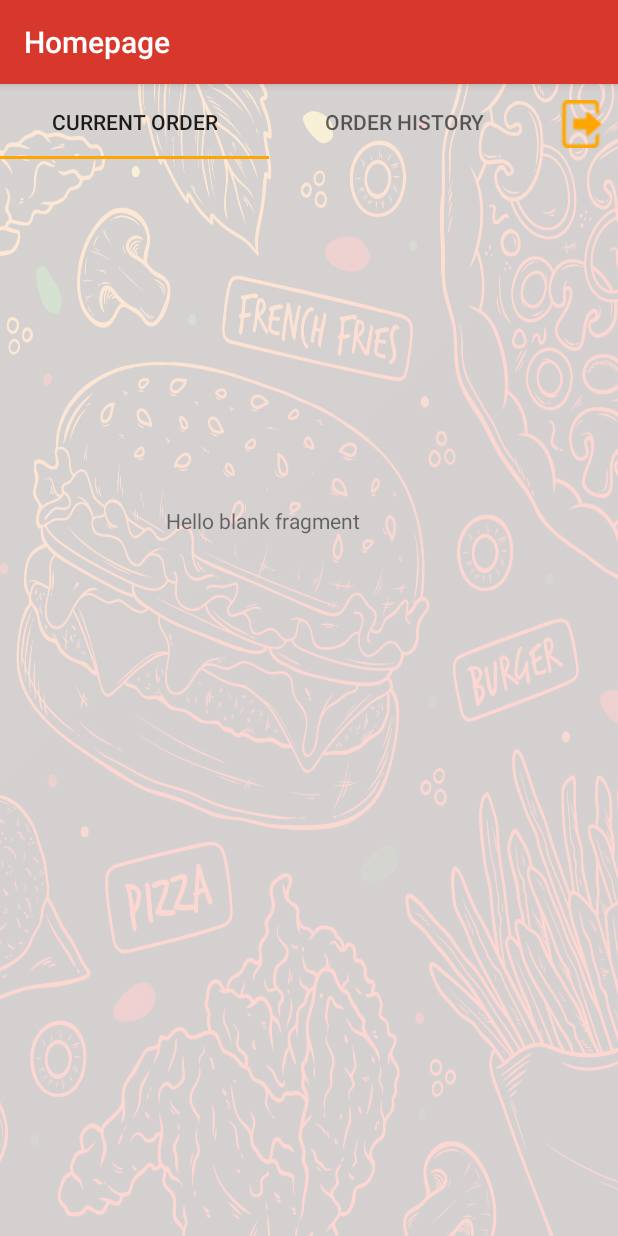
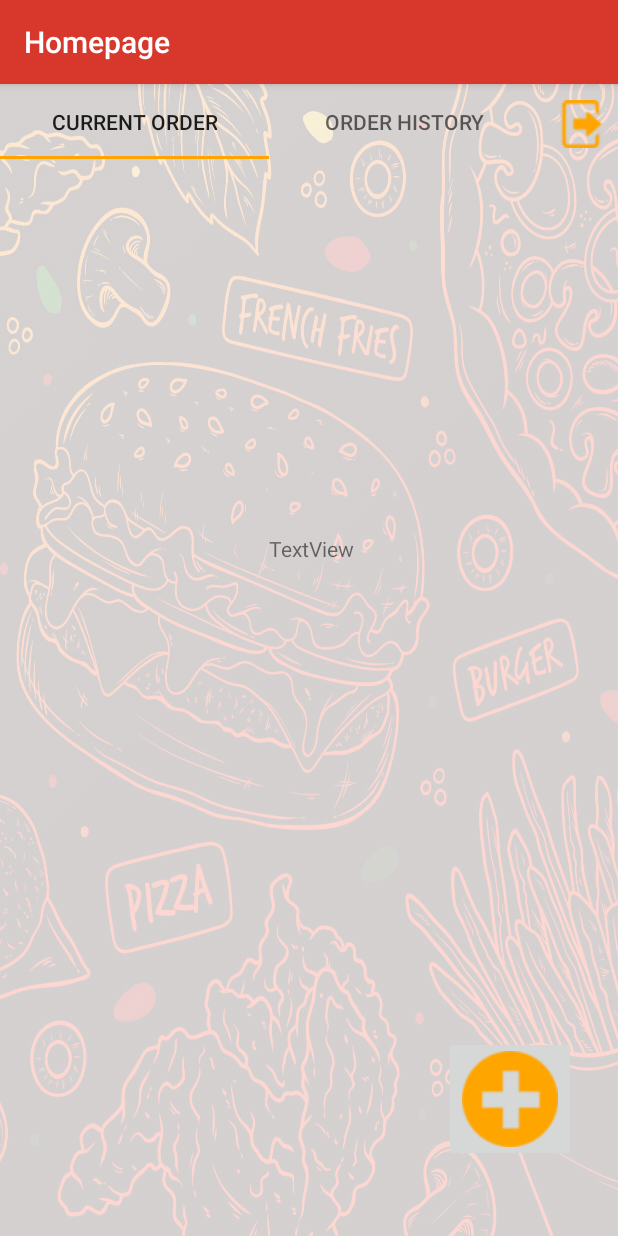
Before and after one commit to vleft02/Restaurant-Application, an Android app: the CustomerHomePageActivity screen opened directly, with no data from a screen before it, on a phone screen of 412 x 824 dp. Run offline under Robolectric (Android 15) with nearby library versions, the phone set to English and light mode, and no system bars.

Commit message:
small changes + removed time from order

```diff
--- a/app/src/main/AndroidManifest.xml
+++ b/app/src/main/AndroidManifest.xml
@@ -12,6 +12,7 @@
         tools:targetApi="31">
         <activity
             android:name="gr.aueb.softeng.view.Owner.HomePage.OwnerHomePageActivity"
+            android:label="@string/Homepage"
             android:exported="false" />
         <activity
             android:name="gr.aueb.softeng.view.SignUp.SignUpOwner.SignUpOwnerActivity"
--- a/app/src/main/java/gr/aueb/softeng/domain/Order.java
+++ b/app/src/main/java/gr/aueb/softeng/domain/Order.java
@@ -1,13 +1,13 @@
 package gr.aueb.softeng.domain;
 
 import java.sql.Date;
+import java.time.LocalDate;
 import java.util.ArrayList;
 import java.util.NoSuchElementException;
 
 public class Order {
     public enum State {RECEIVED, PREPARING, COMPLETED, CANCELLED} // Enum for the number of states an order might have
     private final int tableNumber;
-    private final String time;
     private final Date date;
     private boolean isPaid = false; // is True when the order has been paid
     private final Customer customer; // final because no matter what the customer of the order cannot change
@@ -15,10 +15,9 @@ public class Order {
 
     private ArrayList<OrderLine> orderLines; // The total number of order Lines that consist the order
 
-    public Order(int tableNumber,String time, Date date, Customer customer) {
+    public Order(int tableNumber, Date date, Customer customer) {
         this.customer = customer;
         this.tableNumber = tableNumber;
-        this.time = time;
         this.date = date;
         this.orderLines = new ArrayList<OrderLine>();
     }
@@ -45,7 +44,6 @@ public class Order {
         }
         return total;
     }
-    public String getTime() {return this.time;}
     public Date getDate() {return this.date;}
     public boolean isPaid() {return this.isPaid;}
 
--- a/app/src/main/java/gr/aueb/softeng/view/Customer/HomePage/CustomerHomePageActivity.java
+++ b/app/src/main/java/gr/aueb/softeng/view/Customer/HomePage/CustomerHomePageActivity.java
@@ -18,16 +18,18 @@ public class CustomerHomePageActivity extends AppCompatActivity implements Custo
         chooseLayout();
         setContentView(R.layout.activity_customer_hompepage);
 
+        CustomerHomepagePresenter presenter = new CustomerHomepagePresenter();
+
         //tabbed Layout initialization
-        TabLayout tabLayout = findViewById(R.id.CustomerHomePageTabLayout);
+        TabLayout tabLayout = findViewById(R.id.CustomerHomePageTabLayout);//tabs currentOrderTab and orderHistoryTab
         ViewPager2 viewPager2 = findViewById(R.id.CustomerHomePageViewPager);
-        viewPager2.setUserInputEnabled(false);
+        viewPager2.setUserInputEnabled(false);//No touch scrolling allowed
         CustomerHomePageViewPagerAdapter adapter = new CustomerHomePageViewPagerAdapter(this);
         viewPager2.setAdapter(adapter);
         tabLayout.addOnTabSelectedListener(new TabLayout.OnTabSelectedListener() {
             @Override
             public void onTabSelected(TabLayout.Tab tab) {
-                viewPager2.setCurrentItem(tab.getPosition());
+                viewPager2.setCurrentItem(tab.getPosition());//the appropriate tab is set when selected
             }
 
             @Override
@@ -42,8 +44,6 @@ public class CustomerHomePageActivity extends AppCompatActivity implements Custo
         });
 
 
-        final CustomerHomepagePresenter presenter = new CustomerHomepagePresenter();
-
     }
 
     @Override
--- a/app/src/main/java/gr/aueb/softeng/view/Customer/HomePage/CustomerHomePageViewPagerAdapter.java
+++ b/app/src/main/java/gr/aueb/softeng/view/Customer/HomePage/CustomerHomePageViewPagerAdapter.java
@@ -12,7 +12,7 @@ public class CustomerHomePageViewPagerAdapter extends FragmentStateAdapter {
 
     @NonNull
     @Override
-    public Fragment createFragment(int position) {
+    public Fragment createFragment(int position) {//The tab which should be next is chosen
         switch(position) {
             case 0:
                 return new CurrentOrderPageFragment();
--- a/app/src/main/java/gr/aueb/softeng/view/SignUp/SignUpCustomer/SignUpCustomerPresenter.java
+++ b/app/src/main/java/gr/aueb/softeng/view/SignUp/SignUpCustomer/SignUpCustomerPresenter.java
@@ -39,7 +39,7 @@ public class SignUpCustomerPresenter {
             view.showErrorMessage("Σφάλμα!", "Ο κωδικός θα πρέπει να αποτελείται απο 8 ψηφία και πάνω.");
         }else if (details.get("cvv").length() < 3) {
             view.showErrorMessage("Σφάλμα!", "Συμπληρώστε έγκυρο cvv.");
-        }else if (userDAO.find(details.get("username"))!=null){ // there is already a user with the same username and password
+        }else if (userDAO.find(details.get("username"))!=null){ // there is already a user with the same username
             view.showErrorMessage("Σφάλμα!","Υπάρχει ήδη λογαριασμός με αυτο το username \n Συμπληρώστε νέα στοιχεία!" );
         }else{
             Customer customer= new Customer(details.get("username"),details.get("name"),details.get("surname"),details.get("telephone"),
--- a/app/src/main/res/layout/fragment_current_order.xml
+++ b/app/src/main/res/layout/fragment_current_order.xml
@@ -6,16 +6,36 @@
     android:layout_height="match_parent"
     tools:context="gr.aueb.softeng.view.Customer.HomePage.CurrentOrderPageFragment">
 
-    <!-- TODO: Update blank fragment layout -->
-    <TextView
-        android:id="@+id/textView3"
-        android:layout_width="191dp"
-        android:layout_height="45dp"
-        android:text="@string/hello_blank_fragment"
+    <androidx.constraintlayout.widget.ConstraintLayout
+        android:layout_width="409dp"
+        android:layout_height="312dp"
         app:layout_constraintBottom_toBottomOf="parent"
         app:layout_constraintEnd_toEndOf="parent"
+        app:layout_constraintHorizontal_bias="1.0"
         app:layout_constraintStart_toStartOf="parent"
         app:layout_constraintTop_toTopOf="parent"
-        app:layout_constraintVertical_bias="0.333" />
+        app:layout_constraintVertical_bias="0.226">
 
+        <TextView
+            android:id="@+id/textView3"
+            android:layout_width="wrap_content"
+            android:layout_height="wrap_content"
+            android:text="TextView"
+            app:layout_constraintBottom_toBottomOf="parent"
+            app:layout_constraintEnd_toEndOf="parent"
+            app:layout_constraintStart_toStartOf="parent"
+            app:layout_constraintTop_toTopOf="parent" />
+    </androidx.constraintlayout.widget.ConstraintLayout>
+
+    <ImageButton
+        android:id="@+id/imageButton"
+        android:layout_width="wrap_content"
+        android:layout_height="wrap_content"
+        android:src="@drawable/plus"
+        app:layout_constraintBottom_toBottomOf="parent"
+        app:layout_constraintEnd_toEndOf="parent"
+        app:layout_constraintHorizontal_bias="0.913"
+        app:layout_constraintStart_toStartOf="parent"
+        app:layout_constraintTop_toTopOf="parent"
+        app:layout_constraintVertical_bias="0.95" />
 </androidx.constraintlayout.widget.ConstraintLayout>
```
Also changed, not shown: 4 other files.
